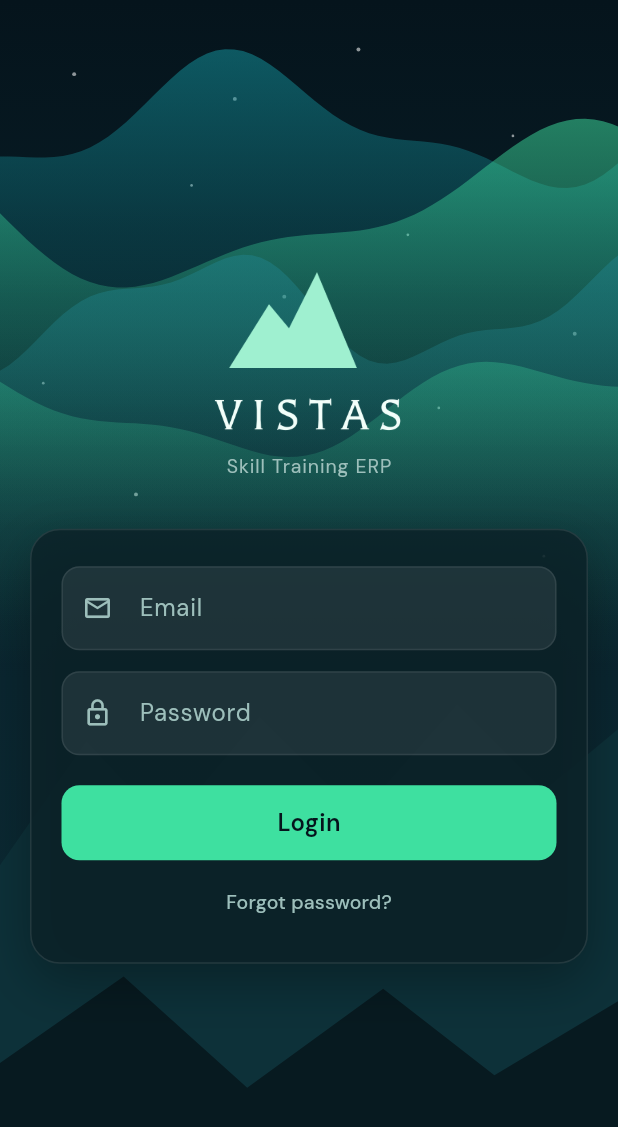
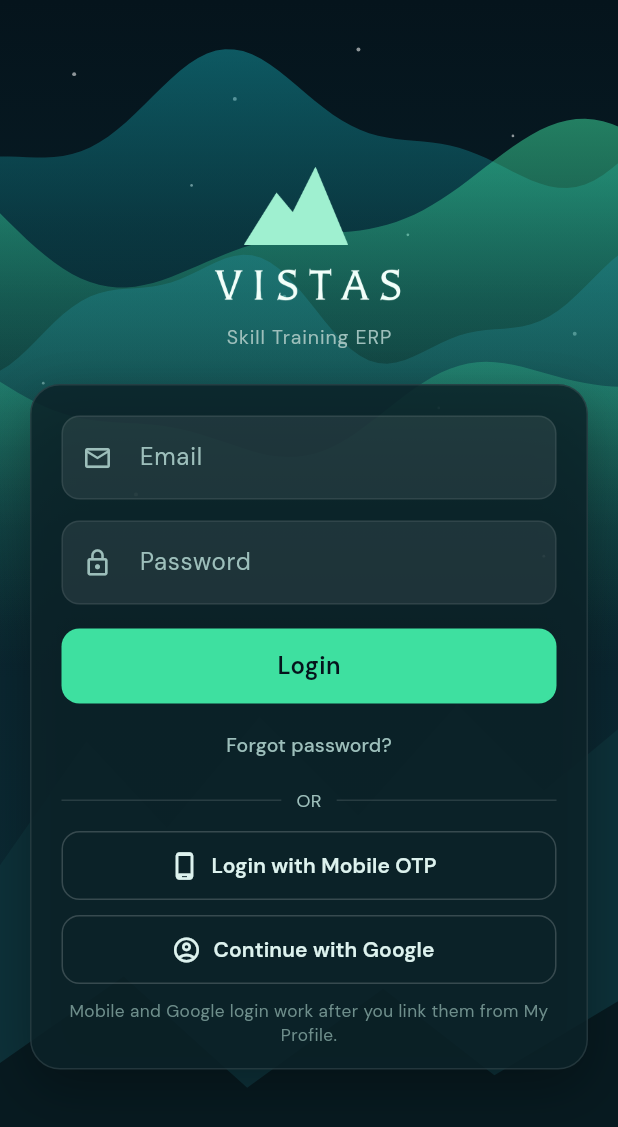
Before and after one commit to vistas1202007-commits/academy_project, a Flutter app: the screen it shows after launch, on a phone screen of 412 x 824 dp. Shown: the top 1127 px of the screen. Run offline on Flutter 3.47's test engine with Material 3 defaults, Android fonts, the phone set to English and light mode, and no system bars; our stand-ins replace cloud_firestore, file_picker, firebase_auth, firebase_core, firebase_storage, fl_chart and 3 more; missing offline and left inert: excel, file_saver, pdfx; accounts and stored records are empty.

Commit message:
keep alt logins

```diff
--- a/lib/login_screen.dart
+++ b/lib/login_screen.dart
@@ -17,8 +17,8 @@ class LoginScreen extends StatefulWidget {
 }
 
 class _LoginScreenState extends State<LoginScreen> {
-  /// Mobile OTP aur Google login abhi band; code rakha hai, true karte hi wapas
-  final bool _showAltLogins = false;
+  /// Mobile OTP aur Google login; false karte hi dono button chhup jaate hain
+  final bool _showAltLogins = true;
   final _emailController = TextEditingController();
   final _passwordController = TextEditingController();
   bool _isLoading = false;
@@ -47,6 +47,7 @@ class _LoginScreenState extends State<LoginScreen> {
       context,
       title: 'Login with Mobile',
       onVerified: signInStaffWithCredential,
+      errorMessage: altLoginErrorMessage,
     );
   }
 
@@ -60,7 +61,7 @@ class _LoginScreenState extends State<LoginScreen> {
       final credential = await googleCredential();
       if (credential != null) error = await signInStaffWithCredential(credential);
     } catch (e) {
-      error = googleErrorMessage(e);
+      error = altLoginErrorMessage(e);
     }
     if (!mounted) return;
     setState(() {
@@ -302,14 +303,14 @@ class _LoginScreenState extends State<LoginScreen> {
               body: SafeArea(
                 child: Center(
                   child: SingleChildScrollView(
-                    padding: const EdgeInsets.symmetric(horizontal: 20, vertical: 32),
+                    padding: const EdgeInsets.symmetric(horizontal: 20, vertical: 20),
                     child: ConstrainedBox(
                       constraints: const BoxConstraints(maxWidth: 420),
                       child: Column(
                         mainAxisSize: MainAxisSize.min,
                         children: [
-                          Image.asset(BrandAssets.mountainGlyph, height: 64, filterQuality: FilterQuality.medium),
-                          const SizedBox(height: 14),
+                          Image.asset(BrandAssets.mountainGlyph, height: 52, filterQuality: FilterQuality.medium),
+                          const SizedBox(height: 10),
                           Semantics(
                             label: BrandAssets.appName,
                             child: Image.asset(
@@ -323,7 +324,7 @@ class _LoginScreenState extends State<LoginScreen> {
                             BrandAssets.tagline,
                             style: TextStyle(fontSize: 13, color: _LoginColors.muted, letterSpacing: 0.6),
                           ),
-                          const SizedBox(height: 32),
+                          const SizedBox(height: 22),
                           _buildCard(busy),
                         ],
                       ),
@@ -340,7 +341,7 @@ class _LoginScreenState extends State<LoginScreen> {
 
   Widget _buildCard(bool busy) {
     return Container(
-      padding: const EdgeInsets.fromLTRB(20, 24, 20, 16),
+      padding: const EdgeInsets.fromLTRB(20, 20, 20, 14),
       decoration: BoxDecoration(
         color: _LoginColors.card,
         borderRadius: BorderRadius.circular(20),
@@ -389,7 +390,7 @@ class _LoginScreenState extends State<LoginScreen> {
               ),
             ),
           ],
-          const SizedBox(height: 20),
+          const SizedBox(height: 16),
           SizedBox(
             width: double.infinity,
             height: 50,
@@ -431,7 +432,7 @@ class _LoginScreenState extends State<LoginScreen> {
                 Expanded(child: Divider(color: Colors.white.withValues(alpha: 0.12))),
               ],
             ),
-            const SizedBox(height: 14),
+            const SizedBox(height: 12),
             _altButton(
               onPressed: busy ? null : _loginWithPhone,
               icon: const Icon(Icons.phone_android_outlined, size: 20),
@@ -449,7 +450,7 @@ class _LoginScreenState extends State<LoginScreen> {
                   : const Icon(Icons.account_circle_outlined, size: 20),
               label: 'Continue with Google',
             ),
-            const SizedBox(height: 12),
+            const SizedBox(height: 10),
             const Text(
               'Mobile and Google login work after you link them from My Profile.',
               textAlign: TextAlign.center,
```
Also changed, not shown: lib/auth_service.dart (+52 -19 lines).
